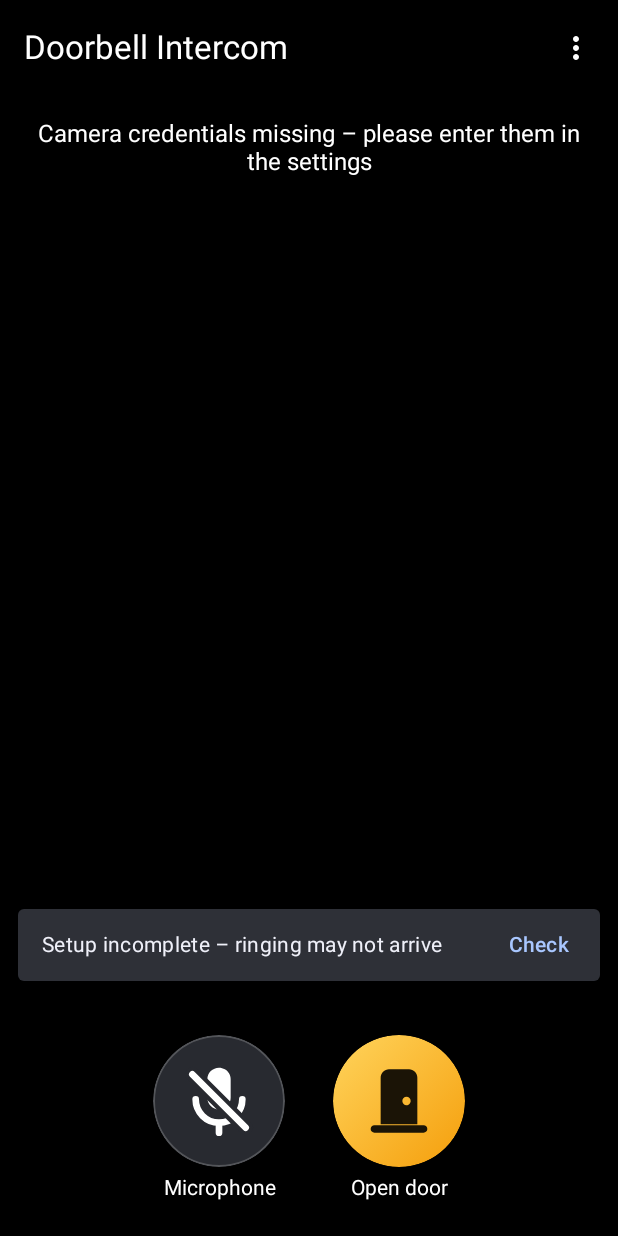
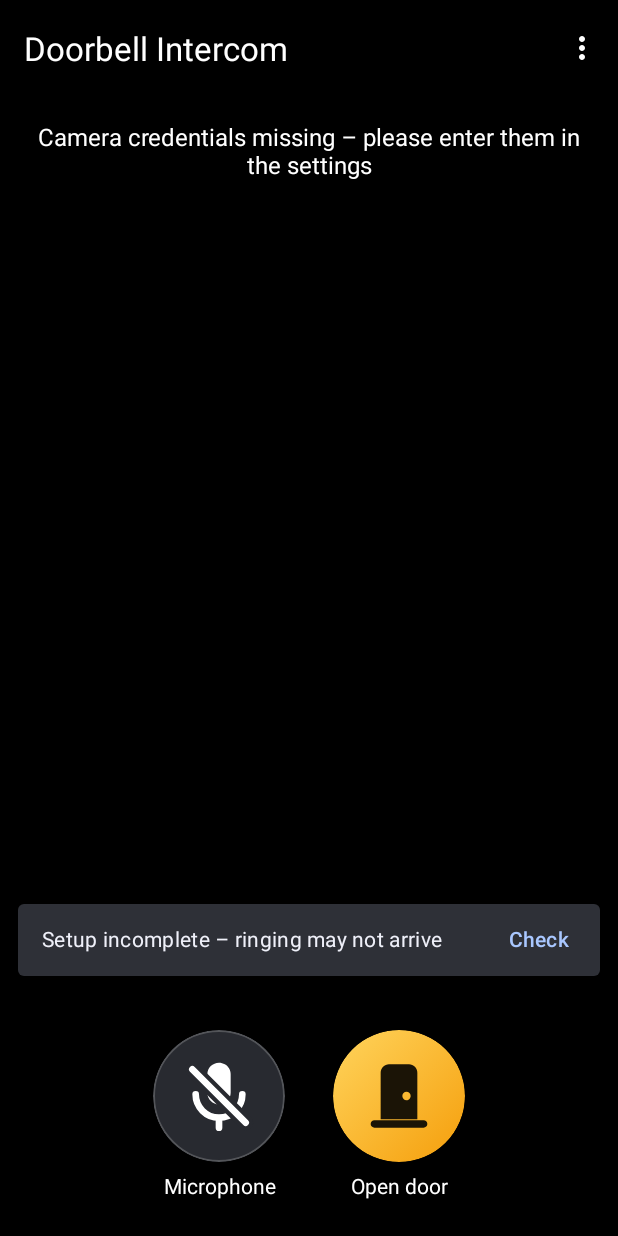
Before and after one commit to TinyScripter/doorbell-intercom, an Android app built with Jetpack Compose: the screen it shows after launch (MainActivity), on a phone screen of 412 x 824 dp. Run offline under Robolectric (Android 15) with nearby library versions, the phone set to English and light mode, and no system bars; libraries missing offline, so code that uses them is left out: org.unifiedpush.android.

Commit message:
Match legacy text line heights and toolbar action position in Compose

```diff
--- a/app/src/main/java/de/kleinabersmart/doorbellintercom/ui/incomingcall/IncomingCallScreen.kt
+++ b/app/src/main/java/de/kleinabersmart/doorbellintercom/ui/incomingcall/IncomingCallScreen.kt
@@ -88,7 +88,7 @@ fun IncomingCallScreen(
         // Status- und Kameraleiste können oben ins Bild ragen (Notch), daher deren Abstand dazu.
         Text(
             text = state.statusText,
-            style = onVideoTextStyle(20.sp),
+            style = onVideoTextStyle(20.sp, includeFontPadding = true),
             textAlign = TextAlign.Center,
             modifier = Modifier
                 .align(Alignment.TopCenter)
--- a/app/src/main/java/de/kleinabersmart/doorbellintercom/ui/main/MainScreen.kt
+++ b/app/src/main/java/de/kleinabersmart/doorbellintercom/ui/main/MainScreen.kt
@@ -10,6 +10,7 @@ import androidx.compose.foundation.layout.WindowInsetsSides
 import androidx.compose.foundation.layout.displayCutout
 import androidx.compose.foundation.layout.fillMaxSize
 import androidx.compose.foundation.layout.fillMaxWidth
+import androidx.compose.foundation.layout.offset
 import androidx.compose.foundation.layout.only
 import androidx.compose.foundation.layout.padding
 import androidx.compose.foundation.layout.systemBars
@@ -18,6 +19,7 @@ import androidx.compose.foundation.layout.windowInsetsPadding
 import androidx.compose.material3.ExperimentalMaterial3Api
 import androidx.compose.material3.Icon
 import androidx.compose.material3.IconButton
+import androidx.compose.material3.LocalTextStyle
 import androidx.compose.material3.SnackbarDuration
 import androidx.compose.material3.SnackbarHost
 import androidx.compose.material3.SnackbarHostState
@@ -41,7 +43,9 @@ import androidx.compose.ui.platform.testTag
 import androidx.compose.ui.res.colorResource
 import androidx.compose.ui.res.painterResource
 import androidx.compose.ui.res.stringResource
+import androidx.compose.ui.text.PlatformTextStyle
 import androidx.compose.ui.text.style.TextAlign
+import androidx.compose.ui.unit.TextUnit
 import androidx.compose.ui.tooling.preview.Preview
 import androidx.compose.ui.unit.dp
 import androidx.compose.ui.unit.sp
@@ -117,10 +121,26 @@ fun MainScreen(
             // Das Statusleisten-Inset gehört in die abgedunkelte Fläche, nicht in die feste
             // Höhe der Leiste – sonst würden Titel und Symbol abgeschnitten.
             TopAppBar(
-                title = { Text(stringResource(R.string.app_name)) },
+                title = {
+                    // Wie der Toolbar-Titel (TextView): Font-Padding statt fester Zeilenhöhe,
+                    // sonst sitzt der Titel einige Pixel höher.
+                    Text(
+                        text = stringResource(R.string.app_name),
+                        style = LocalTextStyle.current.copy(
+                            lineHeight = TextUnit.Unspecified,
+                            platformStyle = PlatformTextStyle(includeFontPadding = true),
+                        ),
+                    )
+                },
                 actions = {
                     // Drei Punkte als eigenes Symbol, das direkt die Einstellungen öffnet (kein Überlaufmenü).
-                    IconButton(onClick = onOpenSettings, modifier = Modifier.testTag(MainTestTags.ACTION_SETTINGS)) {
+                    // Toolbar-Menüsymbole sitzen 4dp näher am Rand als die Compose-Actions.
+                    IconButton(
+                        onClick = onOpenSettings,
+                        modifier = Modifier
+                            .offset(x = 4.dp)
+                            .testTag(MainTestTags.ACTION_SETTINGS),
+                    ) {
                         Icon(
                             painter = painterResource(R.drawable.ic_settings_dots),
                             contentDescription = stringResource(R.string.menu_settings),
@@ -137,7 +157,7 @@ fun MainScreen(
             )
             Text(
                 text = state.statusText,
-                style = onVideoTextStyle(16.sp),
+                style = onVideoTextStyle(16.sp, includeFontPadding = true),
                 textAlign = TextAlign.Center,
                 modifier = Modifier
                     .fillMaxWidth()
--- a/app/src/main/java/de/kleinabersmart/doorbellintercom/ui/theme/Theme.kt
+++ b/app/src/main/java/de/kleinabersmart/doorbellintercom/ui/theme/Theme.kt
@@ -8,6 +8,7 @@ import androidx.compose.material3.lightColorScheme
 import androidx.compose.runtime.Composable
 import androidx.compose.ui.graphics.Shadow
 import androidx.compose.ui.res.colorResource
+import androidx.compose.ui.text.PlatformTextStyle
 import androidx.compose.ui.text.TextStyle
 import androidx.compose.ui.unit.TextUnit
 import de.kleinabersmart.doorbellintercom.R
@@ -72,17 +73,26 @@ private fun doorbellColorScheme(dark: Boolean): ColorScheme {
  * Schatten, damit er auch über hellem Bild lesbar bleibt. Der Schattenradius ist wie
  * android:shadowRadius in Pixeln angegeben. Bewusst ohne Material-Typografie (bodyLarge
  * hätte Zeilenhöhe und Laufweite), so wie die TextViews mit Plattform-Schrift.
+ *
+ * Mit Font-Padding wie TextView (includeFontPadding ist dort Standard), damit die Zeilen
+ * gleich hoch sind und die Buttons nicht tiefer rutschen.
  */
 @Composable
 fun overlayTextStyle(fontSize: TextUnit): TextStyle = TextStyle(
     color = colorResource(R.color.on_video),
     fontSize = fontSize,
     shadow = Shadow(color = colorResource(R.color.on_video_shadow), blurRadius = 4f),
+    platformStyle = PlatformTextStyle(includeFontPadding = true),
 )
 
-/** Wie [overlayTextStyle], aber ohne Schatten (Statuszeile oben, Slider-Beschriftung). */
+/**
+ * Wie [overlayTextStyle], aber ohne Schatten (Statuszeile oben, Slider-Beschriftung).
+ * [includeFontPadding] für Texte, die frühere TextViews ersetzen (gleiche Zeilenhöhe); die
+ * Slider-Beschriftung zeichnete der View selbst, dort ohne.
+ */
 @Composable
-fun onVideoTextStyle(fontSize: TextUnit): TextStyle = TextStyle(
+fun onVideoTextStyle(fontSize: TextUnit, includeFontPadding: Boolean = false): TextStyle = TextStyle(
     color = colorResource(R.color.on_video),
     fontSize = fontSize,
+    platformStyle = PlatformTextStyle(includeFontPadding = includeFontPadding),
 )
```
